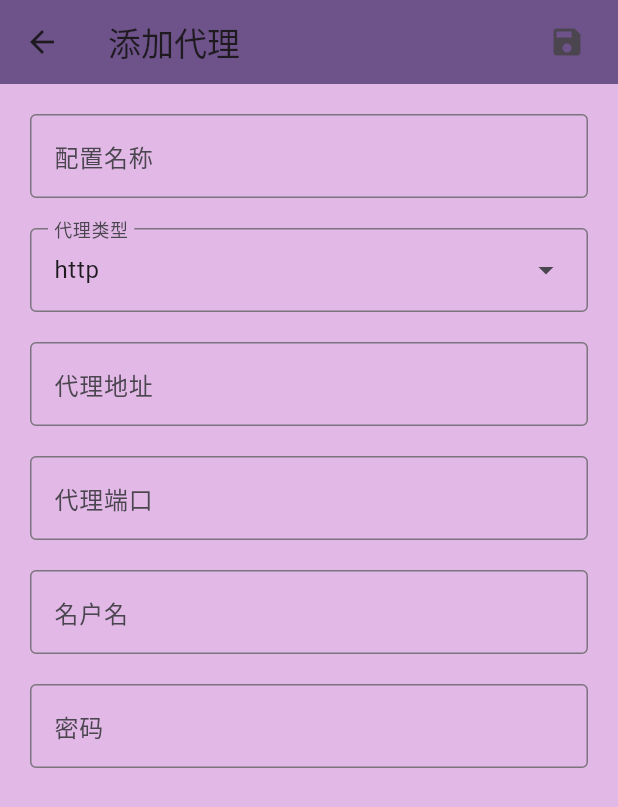
After one commit to ys1231/appproxy, a Flutter app: the screen it shows after launch, after a tap on "添加代理", on a phone screen of 412 x 824 dp. The commit adds this screen. Shown: the top 807 px of the screen. Run offline on Flutter 3.47's test engine with Material 3 defaults, Android fonts, the phone set to English and light mode, and no system bars.

Commit message:
feat(addproxy): :tada: 完成添加代理页面

```diff
--- a/lib/main.dart
+++ b/lib/main.dart
@@ -1,4 +1,4 @@
-import 'package:appproxy/proxypage/proxylist.dart';
+import 'package:appproxy/proxypage/proxylisthome.dart';
 import 'package:flutter/material.dart';
 import 'package:flutter/services.dart';
 
@@ -25,7 +25,7 @@ class MyApp extends StatelessWidget {
       debugShowCheckedModeBanner: true,
       theme: ThemeData(
         // 使用深紫色作为主题颜色方案的种子颜色
-        colorScheme: ColorScheme.fromSeed(seedColor: Colors.deepPurple),
+        colorScheme: ColorScheme.fromSeed(seedColor: const Color.fromRGBO(142, 0, 244, 1.0)),
         // 启用Material Design 3主题
         useMaterial3: true,
       ),
@@ -58,7 +58,7 @@ class _BottomMenuPageState extends State<BottomMenuPage> {
 
     return Scaffold(
       appBar: AppBar(
-        backgroundColor: const Color.fromRGBO(142, 0, 244, 100),
+        backgroundColor: Theme.of(context).primaryColor,
         title: const Text(
           'IyueProxy',
         ),
--- /dev/null
+++ b/lib/proxypage/addproxy.dart
@@ -0,0 +1,223 @@
+import 'package:flutter/foundation.dart';
+import 'package:flutter/material.dart';
+
+class AddProxyWidget extends StatefulWidget {
+  const AddProxyWidget({super.key});
+
+  @override
+  State<AddProxyWidget> createState() => _AddProxyWidgetState();
+}
+
+// 定义全局函数用于校验Map中所有字符串类型的值
+bool isNullOrEmpty(Map<String, String> map) {
+  if (map == null || map.isEmpty) {
+    return true;
+  }
+  for (var key in map.keys) {
+    if (key == "proxyUser" || key == "proxyPass") {
+      continue;
+    }
+    if (map[key] == null || map[key]!.isEmpty) {
+      return true;
+    }
+  }
+
+  return false;
+}
+
+class _AddProxyWidgetState extends State<AddProxyWidget> {
+  var proxyConfig = <String, String>{};
+  final TextEditingController _controller_proxyName = TextEditingController();
+  final TextEditingController _controller_proxyType = TextEditingController();
+  final TextEditingController _controller_proxyHost = TextEditingController();
+  final TextEditingController _controller_proxyPort = TextEditingController();
+  final TextEditingController _controller_proxyUser = TextEditingController();
+  final TextEditingController _controller_proxyPass = TextEditingController();
+
+  @override
+  Widget build(BuildContext context) {
+    proxyConfig['proxyName'] = "default";
+    proxyConfig['proxyType'] = "http";
+    proxyConfig['proxyHost'] = "192.168.";
+    proxyConfig['proxyPort'] = "8080";
+    proxyConfig['proxyUser'] = "";
+    proxyConfig['proxyPass'] = "";
+    return Scaffold(
+        appBar: AppBar(
+          title: const Text("添加代理"),
+          // backgroundColor: const Color.fromRGBO(142, 0, 244, 1.0),
+          backgroundColor: Theme.of(context).primaryColor,
+          actions: [
+            IconButton(
+              padding: const EdgeInsets.only(right: 20.0),
+              icon: const Icon(Icons.save),
+              onPressed: () {
+                proxyConfig['proxyName'] = _controller_proxyName.text;
+                proxyConfig['proxyType'] = _controller_proxyType.text;
+                proxyConfig['proxyHost'] = _controller_proxyHost.text;
+                proxyConfig['proxyPort'] = _controller_proxyPort.text;
+                if (isNullOrEmpty(proxyConfig)) {
+                  if (kDebugMode) {
+                    print("proxyConfig:$proxyConfig");
+                  }
+                  ScaffoldMessenger.of(context)
+                      .showSnackBar(const SnackBar(content: Text('参数请填写完整!')));
+                  return;
+                }
+                // 这俩可以为空
+                proxyConfig['proxyUser'] = _controller_proxyUser.text;
+                proxyConfig['proxyPass'] = _controller_proxyPass.text;
+                Navigator.pop(context, proxyConfig);
+              },
+            )
+          ],
+        ),
+        body: Container(
+            color: Colors.purple.withOpacity(0.3),
+            // 获取当前设备的屏幕高度,解决Column没有充满屏幕出现白色问题
+            height: MediaQuery.of(context).size.height,
+            child: SingleChildScrollView(
+              padding: const EdgeInsets.all(20.0),
+              child: Column(
+                // 设置UI布局中子元素的主轴线对齐方式
+                mainAxisAlignment: MainAxisAlignment.spaceBetween,
+                children: [
+                  TextField(
+                    controller: _controller_proxyName,
+                    decoration: const InputDecoration(
+                      labelText: '配置名称',
+                      border: OutlineInputBorder(),
+                    ),
+                  ),
+                  const SizedBox(height: 20.0),
+                  ProxyType(
+                    controller: _controller_proxyType,
+                  ),
+                  const SizedBox(height: 20.0),
+                  TextField(
+                    controller: _controller_proxyHost,
+                    decoration: const InputDecoration(
+                      labelText: '代理地址',
+                      border: OutlineInputBorder(),
+                    ),
+                    onChanged: (value) {
+                      // 校验只能输入ip地址
+                      if (value.isNotEmpty &&
+                          !RegExp(r'^[0-9.]+$').hasMatch(value)) {
+                        _controller_proxyHost.text =
+                            value.substring(0, value.length - 1);
+                      }
+                    },
+                  ),
+                  const SizedBox(height: 20.0),
+                  TextField(
+                    controller: _controller_proxyPort,
+                    decoration: const InputDecoration(
+                      labelText: '代理端口',
+                      border: OutlineInputBorder(),
+                    ),
+                    onChanged: (value) {
+                      // 校验只能输入数字
+                      if (value.isNotEmpty &&
+                          !RegExp(r'^[0-9]+$').hasMatch(value)) {
+                        _controller_proxyPort.text =
+                            value.substring(0, value.length - 1);
+                      }
+                    },
+                  ),
+                  const SizedBox(height: 20.0),
+                  TextField(
+                    controller: _controller_proxyUser,
+                    decoration: const InputDecoration(
+                      labelText: '名户名',
+                      border: OutlineInputBorder(),
+                    ),
+                  ),
+                  const SizedBox(height: 20.0),
+                  TextField(
+                    // 设置密码输入框的配置
+                    // 控制器，用于管理输入框的文本状态
+                    controller: _controller_proxyPass,
+                    // 是否隐藏密码字符
+                    obscureText: true,
+                    // 用于隐藏密码的字符，默认为"*"
+                    obscuringCharacter: "*",
+                    decoration: const InputDecoration(
+                      // 输入框的标签文本
+                      labelText: '密码',
+                      // 输入框的边框样式
+                      border: OutlineInputBorder(),
+                    ),
+                  ),
+                ],
+              ),
+            )
+        )
+    );
+  }
+}
+
+class ProxyType extends StatefulWidget {
+  const ProxyType({super.key, required this.controller});
+
+  final TextEditingController controller;
+
+  @override
+  State<ProxyType> createState() => _ProxyTypeState();
+}
+
+enum proxyItem {
+  http('http'),
+  socks5('socks5');
+
+  const proxyItem(this.label);
+
+  final String label;
+}
+
+class _ProxyTypeState extends State<ProxyType> {
+  String defaultValue = 'http';
+  proxyItem? selectedItem;
+
+  void onChanged(String? newValue) {
+    setState(() {
+      defaultValue = newValue!;
+    });
+  }
+
+  @override
+  Widget build(BuildContext context) {
+    return DropdownMenu<proxyItem>(
+      menuStyle: MenuStyle(
+        backgroundColor: MaterialStateProperty.all(Colors.purple[100]),
+      ),
+      // 设置DropdownMenu的宽度将与其父级的宽度相同
+      expandedInsets: EdgeInsets.zero,
+      // 设置初始选中项为_http
+      initialSelection: proxyItem.http,
+      // 关联的控制器
+      controller: widget.controller,
+      // 点击时不自动获取焦点
+      requestFocusOnTap: false,
+      // 禁用搜索功能
+      enableSearch: false,
+      // 菜单标签
+      label: const Text('代理类型'),
+      // 选择项时的回调
+      onSelected: (proxyItem? item) {
+        setState(() {
+          selectedItem = item;
+        });
+      },
+      // 生成下拉菜单项的列表
+      dropdownMenuEntries:
+          proxyItem.values.map<DropdownMenuEntry<proxyItem>>((proxyItem item) {
+        // 为每个proxyItem生成一个DropdownMenuEntry
+        return DropdownMenuEntry<proxyItem>(
+          value: item, // 设置菜单项的值
+          label: item.label, // 设置菜单项的显示文本
+        );
+      }).toList(),
+    );
+  }
+}
--- a/lib/proxypage/customtextfield.dart
+++ /dev/null
@@ -1 +0,0 @@
-import 'package:flutter/material.dart';
--- /dev/null
+++ b/lib/proxypage/proxylisthome.dart
@@ -0,0 +1,103 @@
+import 'package:flutter/cupertino.dart';
+import 'package:flutter/foundation.dart';
+import 'package:flutter/material.dart';
+
+import 'addproxy.dart';
+
+class ProxyListHome extends StatefulWidget {
+  const ProxyListHome({Key? key}) : super(key: key);
+
+  @override
+  State<ProxyListHome> createState() => _ProxyListHomeState();
+}
+
+class _ProxyListHomeState extends State<ProxyListHome> {
+  @override
+  Widget build(BuildContext context) {
+    return const Scaffold(
+      body: Text("ProxyListHome"),
+      floatingActionButton: AddProxyButton(),
+      floatingActionButtonLocation: FloatingActionButtonLocation.endFloat,
+    );
+  }
+}
+
+// 添加代理按钮
+class AddProxyButton extends StatelessWidget {
+  const AddProxyButton({super.key});
+
+  @override
+  Widget build(BuildContext context) {
+    return InkWell(
+      // 点击事件处理函数
+        onTap: () {
+          // 使用Navigator.push 实现页面路由跳转，传入当前上下文context和MaterialPageRoute构建器
+          Navigator.push(
+              context,
+              MaterialPageRoute(builder: (context) => const AddProxyWidget()),
+          ).then((value) {
+            if (kDebugMode) {
+              print(value);
+            }
+          });
+        },
+        child: Container(
+          height: 50.0,
+          // 构建一个BoxDecoration对象，用于设置容器的装饰效果
+          decoration: BoxDecoration(
+            // 设置背景颜色为紫色
+            color: Colors.purple,
+            // 设置边框圆角为24.0
+            borderRadius: BorderRadius.circular(15.0),
+            boxShadow: [
+              /// 创建一个紫色的阴影效果
+              BoxShadow(
+                /// 阴影颜色，这里设置为淡紫色
+                color: Colors.purple.withOpacity(0.2),
+
+                /// 阴影的扩展半径，0.0表示没有扩展
+                spreadRadius: 0.0,
+
+                /// 阴影的模糊半径，1.0表示轻微模糊
+                blurRadius: 1.0,
+
+                /// 阴影的偏移量，这里设置为水平0像素，垂直2像素的偏移
+                offset: const Offset(0, 3),
+              ),
+            ],
+          ),
+
+          // 在UI中创建一个带内边距的子组件，用于显示“添加代理”按钮
+          child: const Padding(
+            // 设置四周的内边距为8.0
+              padding: EdgeInsets.all(8.0),
+              // 使用IntrinsicWidth组件来确定其子组件的自然宽度
+              child: IntrinsicWidth(
+                // 添加水平布局组件
+                child: Row(
+                  // 设置子组件在父容器中的水平排列方式为居中
+                  mainAxisAlignment: MainAxisAlignment.center,
+                  // 设置交叉轴对齐方式为居中
+                  crossAxisAlignment: CrossAxisAlignment.center,
+                  // 子组件数组，包括一个图标和一个文本
+                  children: [
+                    // 添加图标组件
+                    Icon(
+                      Icons.add,
+                      color: Colors.white,
+                    ),
+                    // 在图标和文本之间添加一个宽度为10.0的空白间隔
+                    SizedBox(width: 5.0),
+                    // 添加文本组件，显示“添加代理”文本
+                    Text(
+                      "添加代理",
+                      style: TextStyle(fontSize: 16.0, color: Colors.white),
+                    ),
+                    SizedBox(width: 5.0),
+                  ],
+                ),
+              )),
+        )
+    );
+  }
+}
```
Also changed, not shown: lib/proxypage/proxylist.dart (deleted, +0 -224 lines).
